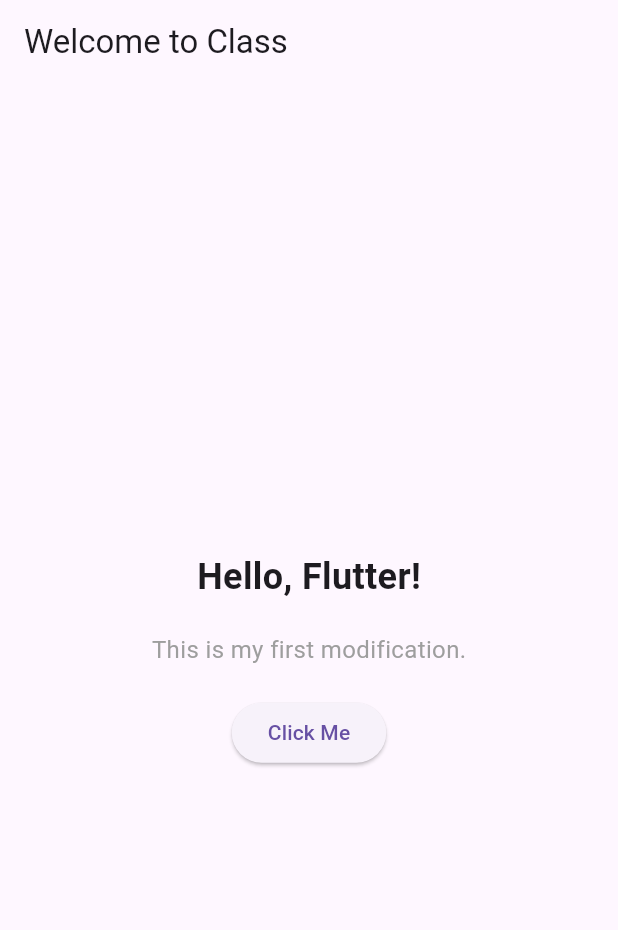
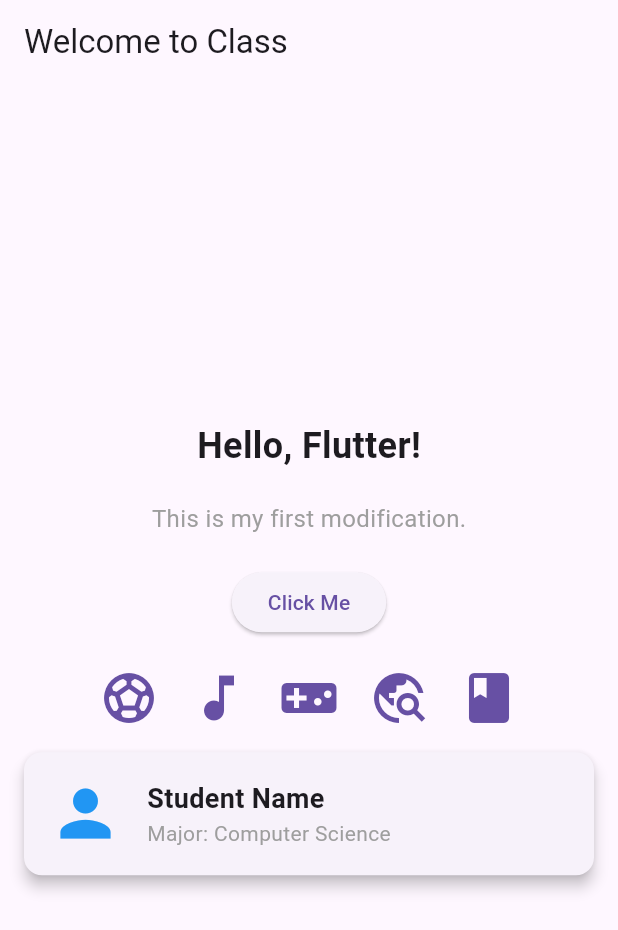
Before and after one commit to leemarosesiby27-glitch/team_app_similee, a Flutter app: the screen it shows after launch, on a phone screen of 412 x 824 dp. Shown: the top 930 px of the screen. Run offline on Flutter 3.47's test engine with Material 3 defaults, Android fonts, the phone set to English and light mode, and no system bars.

Commit message:
Included a Card Profile and an icon gallery

```diff
--- a/lib/main.dart
+++ b/lib/main.dart
@@ -14,15 +14,8 @@ class MyApp extends StatelessWidget {
   Widget build(BuildContext context) {
     return MaterialApp(
       // TIP: The MaterialApp wraps your whole app and sets theme + navigation.
-      // Only edit text/colors below unless instructed otherwise.
-      // TASK 1: Change the title of the app
-      // 👉 Replace the string below with your own app title (example: 'Flutter Team Challenge').
       title: 'My First Flutter App',
-      theme: ThemeData(
-        // TASK 2: Change the primary swatch color
-        // 👉 Pick one Material color from Colors (example: Colors.red, Colors.green, Colors.purple).
-        primarySwatch: Colors.blue,
-      ),
+      theme: ThemeData(primarySwatch: Colors.blue),
       home: HomePage(),
     );
   }
@@ -33,68 +26,100 @@ class HomePage extends StatelessWidget {
   Widget build(BuildContext context) {
     return Scaffold(
       // TIP: Scaffold gives you a page layout with appBar + body.
-      appBar: AppBar(
-        // TASK 3: Change the text in the top bar
-        // 👉 Replace the AppBar title text with your team name or app name.
-        title: Text('Welcome to Class'),
-      ),
+      appBar: AppBar(title: Text('Welcome to Class')),
       body: Center(
         child: Column(
           mainAxisAlignment: MainAxisAlignment.center,
           children: <Widget>[
             // TIP: Widgets appear in order from top to bottom.
-            // If something doesn't show, make sure commas and parentheses match.
-            // TASK 4: Change the main text below
-            // 👉 Update this main headline to describe your app.
             Text(
               'Hello, Flutter!',
               style: TextStyle(fontSize: 24, fontWeight: FontWeight.bold),
             ),
             SizedBox(height: 20), // Adds space between widgets
-            // TASK 5: Change the subtitle text
-            // 👉 Update this smaller subtitle with a brief description.
+
             Text(
               'This is my first modification.',
               style: TextStyle(fontSize: 16, color: Colors.grey),
             ),
             SizedBox(height: 20),
             ElevatedButton(
-              // TIP: onPressed runs when the button is tapped.
               onPressed: () {
                 print('Button Clicked!');
               },
-              // TASK 6: Change the text on the button
-              // 👉 Replace the button text with an action label (example: 'Show Info').
+
               child: Text('Click Me'),
             ),
-            // TASK 7: Add a new Text widget below (after this comment)
-            // 👉 Add a new Text widget here. Example:
-            // Text('Created by: [Your Name]')
-            // Tip: Use a smaller font or italic style for a signature line.
-            // Example with styling:
-            // Text(
-            //   'Created by: [Your Name]",
-            //   style: TextStyle(fontSize: 12, fontStyle: FontStyle.italic, color: Colors.grey),
-            // ),
+
+            SizedBox(height: 20),
+
+            Row(
+              mainAxisAlignment: MainAxisAlignment.center,
+              children: [
+                Icon(
+                  Icons.sports_soccer,
+                  size: 40,
+                  color: Theme.of(context).colorScheme.primary,
+                ),
+                SizedBox(width: 20),
+                Icon(
+                  Icons.music_note,
+                  size: 40,
+                  color: Theme.of(context).colorScheme.primary,
+                ),
+                SizedBox(width: 20),
+                Icon(
+                  Icons.videogame_asset,
+                  size: 40,
+                  color: Theme.of(context).colorScheme.primary,
+                ),
+                SizedBox(width: 20),
+                Icon(
+                  Icons.travel_explore,
+                  size: 40,
+                  color: Theme.of(context).colorScheme.primary,
+                ),
+                SizedBox(width: 20),
+                Icon(
+                  Icons.book,
+                  size: 40,
+                  color: Theme.of(context).colorScheme.primary,
+                ),
+              ],
+            ),
+
+            Card(
+              elevation: 4,
+              margin: EdgeInsets.all(16),
+              child: Padding(
+                padding: EdgeInsets.all(16),
+                child: Row(
+                  children: [
+                    Icon(Icons.person, size: 50, color: Colors.blue),
+                    SizedBox(width: 16),
+                    Column(
+                      crossAxisAlignment: CrossAxisAlignment.start,
+                      children: [
+                        Text(
+                          'Student Name',
+                          style: TextStyle(
+                            fontSize: 18,
+                            fontWeight: FontWeight.bold,
+                          ),
+                        ),
+                        Text(
+                          'Major: Computer Science',
+                          style: TextStyle(color: Colors.grey),
+                        ),
+                      ],
+                    ),
+                  ],
+                ),
+              ),
+            ),
           ],
         ),
       ),
     );
   }
 }
-
-// TASK 8: Modify the ElevatedButton above to add custom styling
-// Add this inside the ElevatedButton (after child parameter):
-// style: ElevatedButton.styleFrom(
-//   backgroundColor: Colors.green,
-// ),
-// 👉 Example full snippet:
-// ElevatedButton(
-//   onPressed: () {},
-//   child: Text('Click Me'),
-//   style: ElevatedButton.styleFrom(
-//     backgroundColor: Colors.green,
-//     foregroundColor: Colors.white,
-//   ),
-// ),
-// TIP: Keep the button inside the Column so it shows in the center.
```
Also changed, not shown: 1 other file.
